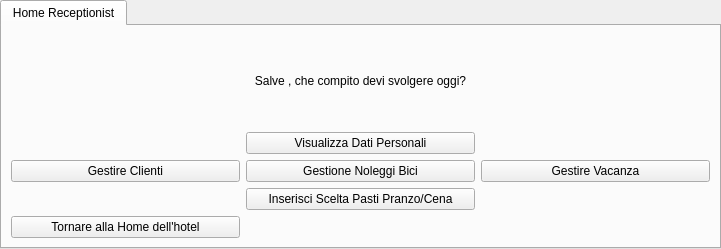
Above: ui/Receptionist/Home/HomeReceptionist.ui from mdoraz/Hotel before the change. Below: the same form after it.
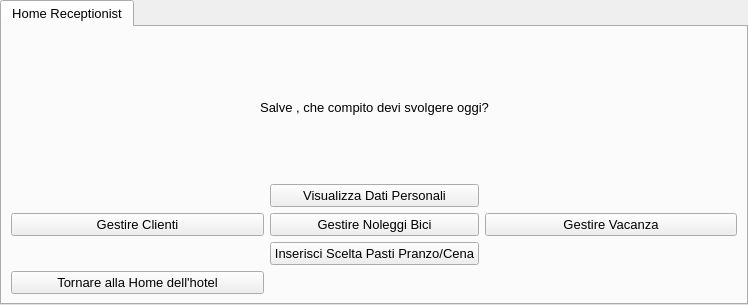
That is the form after the change.

Commit message: modifiche a nomi dei widget e a titoli finestre

```diff
--- a/ui/Receptionist/Home/HomeReceptionist.ui
+++ b/ui/Receptionist/Home/HomeReceptionist.ui
@@ -6,20 +6,38 @@
    <rect>
     <x>0</x>
     <y>0</y>
-    <width>721</width>
-    <height>249</height>
+    <width>748</width>
+    <height>305</height>
    </rect>
   </property>
+  <property name="minimumSize">
+   <size>
+    <width>730</width>
+    <height>300</height>
+   </size>
+  </property>
+  <property name="font">
+   <font>
+    <family>Arial</family>
+    <pointsize>10</pointsize>
+   </font>
+  </property>
   <property name="windowTitle">
    <string>Home Receptionist</string>
   </property>
   <widget class="QWidget" name="tab">
+   <property name="minimumSize">
+    <size>
+     <width>0</width>
+     <height>0</height>
+    </size>
+   </property>
    <attribute name="title">
     <string>Home Receptionist</string>
    </attribute>
    <layout class="QGridLayout" name="gridLayout">
-    <item row="1" column="1">
-     <spacer name="horizontalSpacer">
+    <item row="0" column="0">
+     <spacer name="horizontalSpacer_2">
       <property name="orientation">
        <enum>Qt::Horizontal</enum>
       </property>
@@ -31,6 +49,33 @@
       </property>
      </spacer>
     </item>
+    <item row="6" column="0" colspan="2">
+     <widget class="QPushButton" name="btnIndietro">
+      <property name="text">
+       <string>Tornare alla Home dell'hotel</string>
+      </property>
+     </widget>
+    </item>
+    <item row="4" column="0" colspan="2">
+     <spacer name="horizontalSpacer_5">
+      <property name="orientation">
+       <enum>Qt::Horizontal</enum>
+      </property>
+      <property name="sizeHint" stdset="0">
+       <size>
+        <width>40</width>
+        <height>20</height>
+       </size>
+      </property>
+     </spacer>
+    </item>
+    <item row="1" column="2">
+     <widget class="QPushButton" name="btnDatiPersonali">
+      <property name="text">
+       <string>Visualizza Dati Personali</string>
+      </property>
+     </widget>
+    </item>
     <item row="4" column="2">
      <widget class="QPushButton" name="btnInserisciSceltaPastiPranzoCena">
       <property name="text">
@@ -38,35 +83,28 @@
       </property>
      </widget>
     </item>
-    <item row="6" column="2">
-     <spacer name="horizontalSpacer_2">
-      <property name="orientation">
-       <enum>Qt::Horizontal</enum>
-      </property>
-      <property name="sizeHint" stdset="0">
-       <size>
-        <width>40</width>
-        <height>20</height>
-       </size>
-      </property>
-     </spacer>
-    </item>
     <item row="3" column="2">
-     <widget class="QPushButton" name="btnGestireNoleggioBici">
+     <widget class="QPushButton" name="btnNoleggiBici">
+      <property name="minimumSize">
+       <size>
+        <width>0</width>
+        <height>0</height>
+       </size>
+      </property>
       <property name="text">
-       <string>Gestione Noleggi Bici</string>
+       <string>Gestire Noleggi Bici</string>
       </property>
      </widget>
     </item>
-    <item row="3" column="1">
-     <widget class="QPushButton" name="btnGestireClienti">
+    <item row="3" column="0" colspan="2">
+     <widget class="QPushButton" name="btnClienti">
       <property name="text">
        <string>Gestire Clienti</string>
       </property>
      </widget>
     </item>
-    <item row="1" column="3">
-     <spacer name="horizontalSpacer_4">
+    <item row="1" column="0" colspan="2">
+     <spacer name="horizontalSpacer">
       <property name="orientation">
        <enum>Qt::Horizontal</enum>
       </property>
@@ -78,33 +116,6 @@
       </property>
      </spacer>
     </item>
-    <item row="4" column="3">
-     <spacer name="horizontalSpacer_6">
-      <property name="orientation">
-       <enum>Qt::Horizontal</enum>
-      </property>
-      <property name="sizeHint" stdset="0">
-       <size>
-        <width>40</width>
-        <height>20</height>
-       </size>
-      </property>
-     </spacer>
-    </item>
-    <item row="3" column="3">
-     <widget class="QPushButton" name="btnGestireLaVacanza">
-      <property name="text">
-       <string>Gestire Vacanza</string>
-      </property>
-     </widget>
-    </item>
-    <item row="1" column="2">
-     <widget class="QPushButton" name="btnVisualizzaDatiPersonali">
-      <property name="text">
-       <string>Visualizza Dati Personali</string>
-      </property>
-     </widget>
-    </item>
     <item row="0" column="1" colspan="3">
      <widget class="QLabel" name="labelDomanda">
       <property name="text">
@@ -115,7 +126,53 @@
       </property>
      </widget>
     </item>
-    <item row="6" column="3">
+    <item row="0" column="4">
+     <spacer name="horizontalSpacer_7">
+      <property name="orientation">
+       <enum>Qt::Horizontal</enum>
+      </property>
+      <property name="sizeHint" stdset="0">
+       <size>
+        <width>40</width>
+        <height>20</height>
+       </size>
+      </property>
+     </spacer>
+    </item>
+    <item row="1" column="3" colspan="2">
+     <spacer name="horizontalSpacer_4">
+      <property name="orientation">
+       <enum>Qt::Horizontal</enum>
+      </property>
+      <property name="sizeHint" stdset="0">
+       <size>
+        <width>40</width>
+        <height>20</height>
+       </size>
+      </property>
+     </spacer>
+    </item>
+    <item row="3" column="3" colspan="2">
+     <widget class="QPushButton" name="btnVacanza">
+      <property name="text">
+       <string>Gestire Vacanza</string>
+      </property>
+     </widget>
+    </item>
+    <item row="4" column="3" colspan="2">
+     <spacer name="horizontalSpacer_6">
+      <property name="orientation">
+       <enum>Qt::Horizontal</enum>
+      </property>
+      <property name="sizeHint" stdset="0">
+       <size>
+        <width>40</width>
+        <height>20</height>
+       </size>
+      </property>
+     </spacer>
+    </item>
+    <item row="6" column="2" colspan="3">
      <spacer name="horizontalSpacer_3">
       <property name="orientation">
        <enum>Qt::Horizontal</enum>
@@ -128,26 +185,6 @@
       </property>
      </spacer>
     </item>
-    <item row="4" column="1">
-     <spacer name="horizontalSpacer_5">
-      <property name="orientation">
-       <enum>Qt::Horizontal</enum>
-      </property>
-      <property name="sizeHint" stdset="0">
-       <size>
-        <width>40</width>
-        <height>20</height>
-       </size>
-      </property>
-     </spacer>
-    </item>
-    <item row="6" column="1">
-     <widget class="QPushButton" name="btnTornareHomeHotel">
-      <property name="text">
-       <string>Tornare alla Home dell'hotel</string>
-      </property>
-     </widget>
-    </item>
    </layout>
   </widget>
  </widget>
```
Left out of the diff: 4 changed lines with no effect on the pictures. The commit also changes 4 other files.
